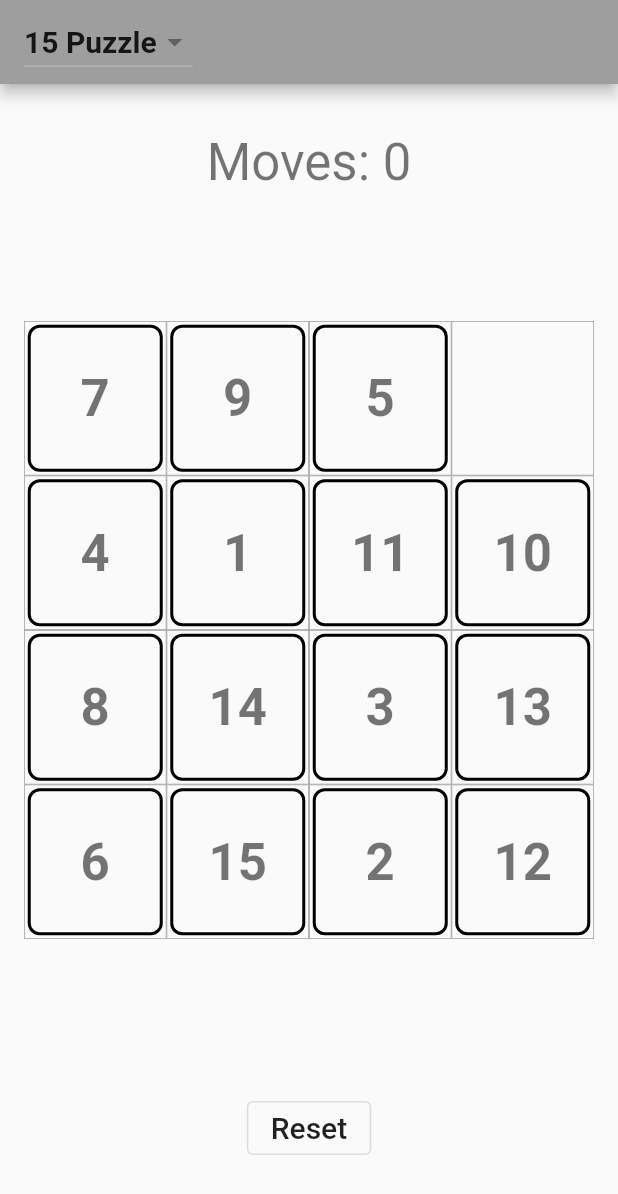
After one commit to RyochanUedasan/fifteen_puzzle, a Flutter app: the screen it shows after launch, on a phone screen of 412 x 824 dp. The commit adds this screen. Shown: the top 1194 px of the screen. Run offline on Flutter 3.47's test engine with Material 2 defaults, Android fonts, the phone set to English and light mode, and no system bars.

Commit message:
Extract game logic to another class (#9)

```diff
--- a/lib/fifteen_puzzle.dart
+++ b/lib/fifteen_puzzle.dart
@@ -1,6 +1,6 @@
 import 'package:flutter/material.dart';
 
-import 'game.dart';
+import 'play.dart';
 
 class FifteenPuzzle extends StatelessWidget {
   const FifteenPuzzle({Key? key}) : super(key: key);
@@ -10,7 +10,7 @@ class FifteenPuzzle extends StatelessWidget {
     return MaterialApp(
       title: '15 Puzzle',
       theme: ThemeData(primarySwatch: Colors.grey),
-      home: const Game(),
+      home: const Play(),
     );
   }
 }
--- /dev/null
+++ b/lib/play.dart
@@ -0,0 +1,157 @@
+import 'dart:math' as math;
+
+import 'package:flutter/foundation.dart';
+import 'package:flutter/gestures.dart';
+import 'package:flutter/material.dart';
+import 'package:url_launcher/url_launcher.dart';
+
+import 'grid.dart';
+import 'game.dart';
+
+class Play extends StatefulWidget {
+  const Play({Key? key}) : super(key: key);
+
+  @override
+  State<Play> createState() => _PlayState();
+}
+
+class _PlayState extends State<Play> {
+  late Game game;
+
+  @override
+  void initState() {
+    super.initState();
+    game = Game();
+  }
+
+  void onTileMoved(int from, int to) {
+    game.swap(from, to);
+    setState(() {
+      game.incrementMoveCount();
+    });
+    if (game.completed()) {
+      showDialog(
+        context: context,
+        builder: (context) => AlertDialog(
+          title: const Text("Completed!"),
+          content: Text("Your moves: ${game.moveCount}"),
+          actions: [
+            TextButton(
+              onPressed: () {
+                Navigator.of(context).pop();
+              },
+              child: const Text('Back'),
+            ),
+          ],
+        ),
+      );
+    }
+  }
+
+  Widget scoreBoard() {
+    return Center(
+      child: Text(
+        "Moves: ${game.moveCount}",
+        style: Theme.of(context).textTheme.headlineMedium,
+      ),
+    );
+  }
+
+  @override
+  Widget build(BuildContext context) {
+    return Scaffold(
+      appBar: AppBar(
+        title: DropdownButton(
+          value: game.gridSize,
+          focusColor: Colors.transparent,
+          style: Theme.of(context)
+              .textTheme
+              .titleLarge!
+              .copyWith(fontWeight: FontWeight.bold),
+          onChanged: (int? newValue) {
+            setState(() {
+              game = Game(gridSize: newValue!);
+            });
+          },
+          items: Game.availableGridSizes
+              .map(
+                (i) => DropdownMenuItem<int>(
+                  value: i,
+                  child: Text("${i * i - 1} Puzzle"),
+                ),
+              )
+              .toList(),
+        ),
+      ),
+      body: Column(
+        children: [
+          const SizedBox(height: 32),
+          scoreBoard(),
+          Expanded(
+            child: Center(
+              child: Padding(
+                padding: const EdgeInsets.all(16),
+                child: Builder(builder: (context) {
+                  final mediaQuerySize = MediaQuery.of(context).size;
+                  return Grid(
+                    width: math.min(
+                      mediaQuerySize.height,
+                      mediaQuerySize.width,
+                    ),
+                    gridSize: game.gridSize,
+                    tiles: game.tiles,
+                    onTileMoved: onTileMoved,
+                  );
+                }),
+              ),
+            ),
+          ),
+          Padding(
+            padding: const EdgeInsets.all(16),
+            child: OutlinedButton(
+              onPressed: () {
+                setState(() {
+                  game = Game();
+                });
+              },
+              child: Text(
+                "Reset",
+                style: Theme.of(context).textTheme.titleLarge,
+              ),
+            ),
+          ),
+          const SizedBox(height: 32),
+        ],
+      ),
+      bottomSheet: kIsWeb
+          ? Container(
+              height: 32,
+              padding: const EdgeInsets.symmetric(vertical: 8.0),
+              alignment: Alignment.center,
+              child: RichText(
+                text: TextSpan(
+                  children: [
+                    const TextSpan(
+                      text: 'Built with Flutter. ',
+                      style: TextStyle(color: Colors.black),
+                    ),
+                    TextSpan(
+                      text: 'GitHub',
+                      style: const TextStyle(color: Colors.blue),
+                      recognizer: TapGestureRecognizer()
+                        ..onTap = () {
+                          launchUrl(
+                            Uri.parse(
+                              "https://github.com/RyochanUedasan/fifteen_puzzle",
+                            ),
+                          );
+                        },
+                    ),
+                  ],
+                ),
+              ),
+            )
+          : null,
+    );
+  }
+}
```
Also changed, not shown: lib/game.dart (+21 -173 lines), 1 other file.
